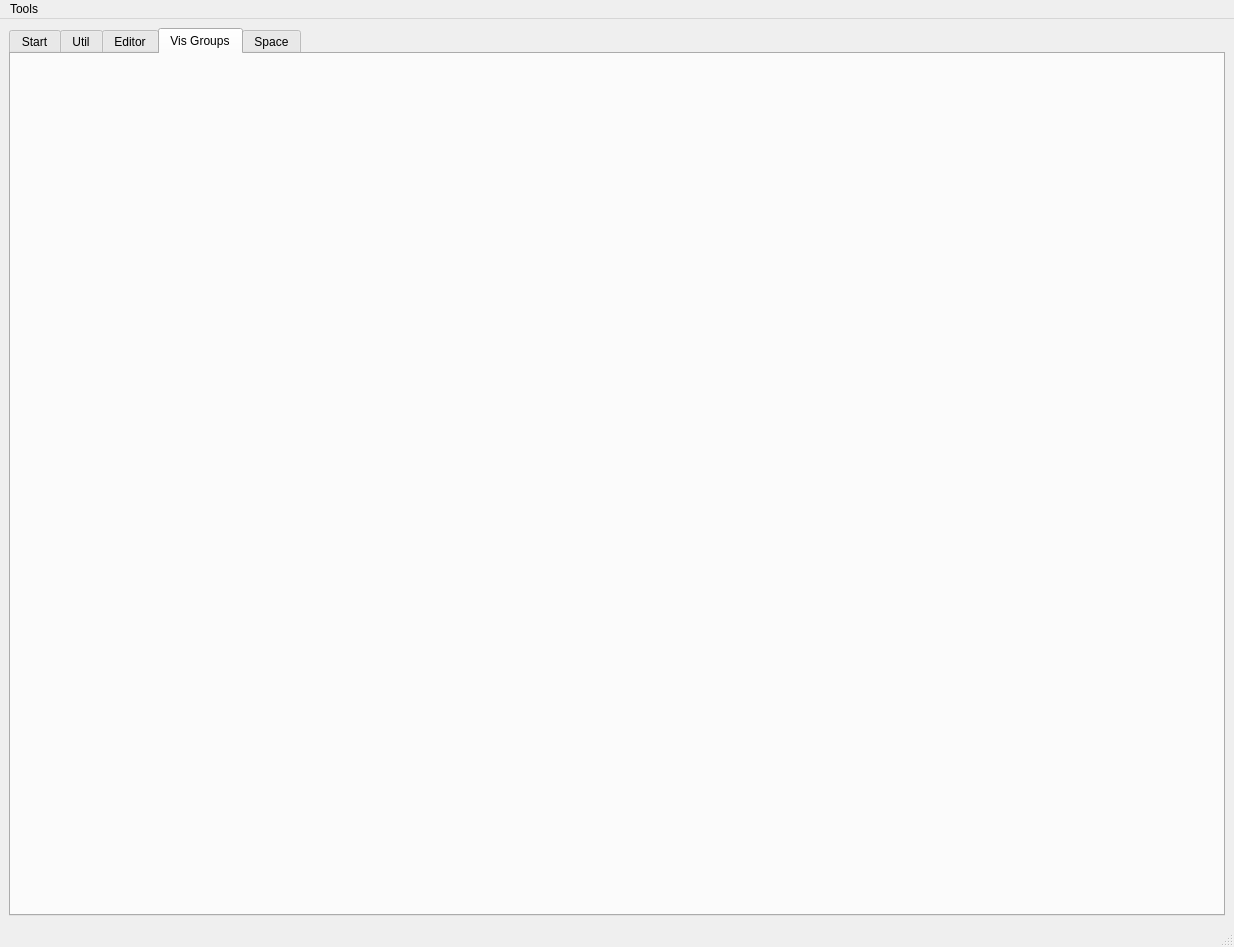
Old version of the form motiga/tool/fossil/ui/rigToolUI.ui in the repository patcorwin/fossil.
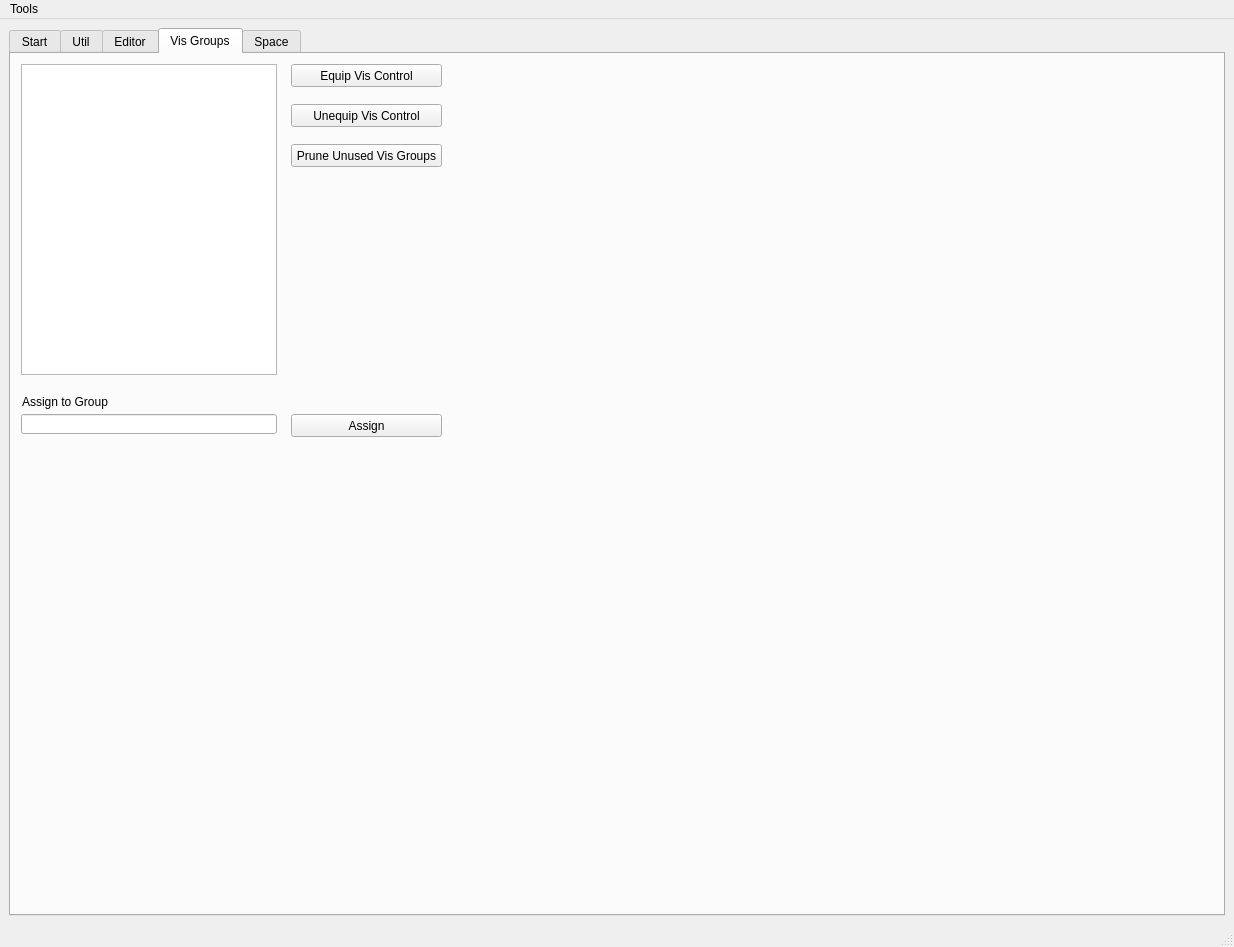
New version of the form. The open tabs and pages were chosen to show the change. Custom widgets are drawn as their Qt base class.

Commit message: Vis Group done in qt, with fixes

```diff
--- a/motiga/tool/fossil/ui/rigToolUI.ui
+++ b/motiga/tool/fossil/ui/rigToolUI.ui
@@ -644,6 +644,91 @@
        <attribute name="title">
         <string>Vis Groups</string>
        </attribute>
+       <widget class="QListWidget" name="visGroups">
+        <property name="geometry">
+         <rect>
+          <x>10</x>
+          <y>10</y>
+          <width>256</width>
+          <height>311</height>
+         </rect>
+        </property>
+       </widget>
+       <widget class="QPushButton" name="equipVisControl">
+        <property name="geometry">
+         <rect>
+          <x>280</x>
+          <y>10</y>
+          <width>151</width>
+          <height>23</height>
+         </rect>
+        </property>
+        <property name="text">
+         <string>Equip Vis Control</string>
+        </property>
+       </widget>
+       <widget class="QPushButton" name="unequipVisControl">
+        <property name="geometry">
+         <rect>
+          <x>280</x>
+          <y>50</y>
+          <width>151</width>
+          <height>23</height>
+         </rect>
+        </property>
+        <property name="text">
+         <string>Unequip Vis Control</string>
+        </property>
+       </widget>
+       <widget class="QPushButton" name="pruneVisGroups">
+        <property name="geometry">
+         <rect>
+          <x>280</x>
+          <y>90</y>
+          <width>151</width>
+          <height>23</height>
+         </rect>
+        </property>
+        <property name="text">
+         <string>Prune Unused Vis Groups</string>
+        </property>
+       </widget>
+       <widget class="QLineEdit" name="visGroupNameEntry">
+        <property name="geometry">
+         <rect>
+          <x>10</x>
+          <y>360</y>
+          <width>256</width>
+          <height>20</height>
+         </rect>
+        </property>
+       </widget>
+       <widget class="QPushButton" name="assignVisGroup">
+        <property name="geometry">
+         <rect>
+          <x>280</x>
+          <y>360</y>
+          <width>151</width>
+          <height>23</height>
+         </rect>
+        </property>
+        <property name="text">
+         <string>Assign</string>
+        </property>
+       </widget>
+       <widget class="QLabel" name="label_3">
+        <property name="geometry">
+         <rect>
+          <x>11</x>
+          <y>340</y>
+          <width>251</width>
+          <height>16</height>
+         </rect>
+        </property>
+        <property name="text">
+         <string>Assign to Group</string>
+        </property>
+       </widget>
       </widget>
       <widget class="QWidget" name="tab_5">
        <attribute name="title">
```
The commit also changes 2 other files.
